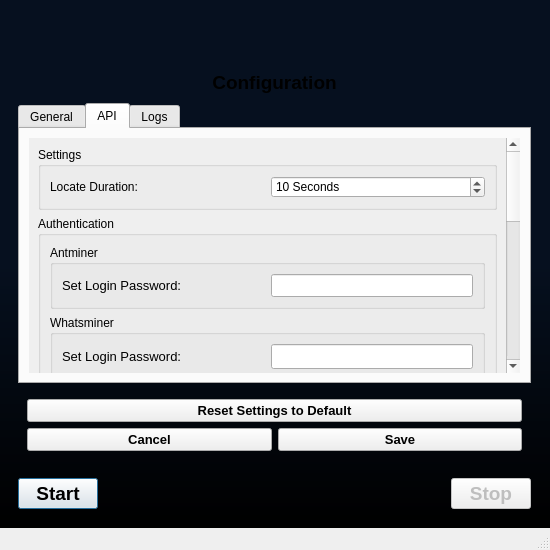
Qt form src/ui/forms/mainwindow.ui (bitcap-co/bitcap-ipr) before a commit.
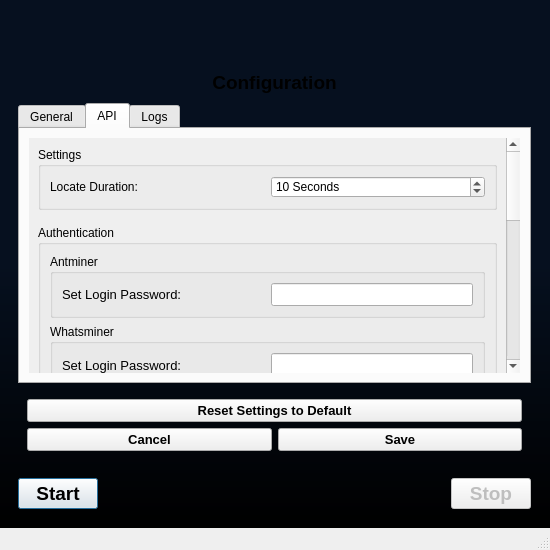
The same form after that commit. The open tabs and pages were chosen to show the change.

Diff of the .ui file:
```diff
--- a/src/ui/forms/mainwindow.ui
+++ b/src/ui/forms/mainwindow.ui
@@ -840,21 +840,12 @@
                        <x>0</x>
                        <y>0</y>
                        <width>477</width>
-                       <height>744</height>
+                       <height>728</height>
                       </rect>
                      </property>
                      <layout class="QVBoxLayout" name="verticalLayout_13">
-                      <property name="leftMargin">
-                       <number>9</number>
-                      </property>
-                      <property name="topMargin">
-                       <number>9</number>
-                      </property>
-                      <property name="rightMargin">
-                       <number>9</number>
-                      </property>
-                      <property name="bottomMargin">
-                       <number>9</number>
+                      <property name="spacing">
+                       <number>15</number>
                       </property>
                       <item>
                        <widget class="QGroupBox" name="groupAPISettings">
```
Left out of the diff: 6 changed lines with no effect on the pictures.
